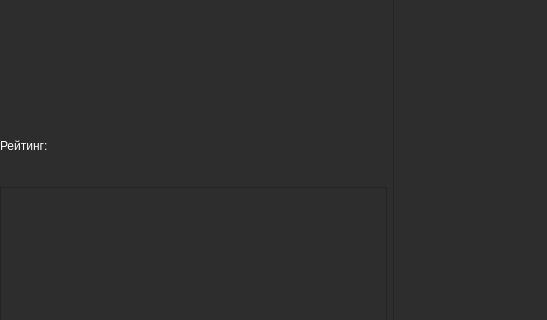
Qt form form/desu_info.ui (brandonzorn/Nlight) before a commit; both pictures show x 0 to 547 and y 136 to 456 of the 780 by 564 pixel window.
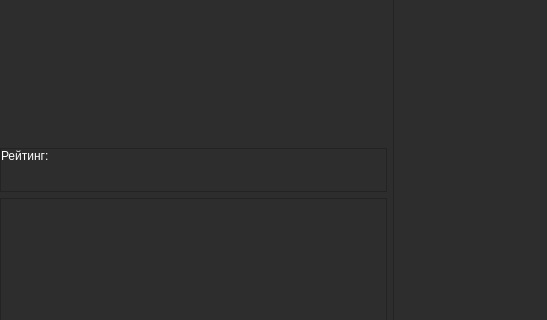
The same form after that commit. Icons and pictures are not drawn.

Patch:
```diff
--- a/form/desu_info.ui
+++ b/form/desu_info.ui
@@ -207,7 +207,41 @@
        <item>
         <layout class="QHBoxLayout" name="horizontalLayout_4">
          <item>
+          <spacer name="horizontalSpacer_2">
+           <property name="orientation">
+            <enum>Qt::Horizontal</enum>
+           </property>
+           <property name="sizeHint" stdset="0">
+            <size>
+             <width>40</width>
+             <height>20</height>
+            </size>
+           </property>
+          </spacer>
+         </item>
+        </layout>
+       </item>
+       <item>
+        <widget class="QFrame" name="rate_frame">
+         <property name="frameShape">
+          <enum>QFrame::StyledPanel</enum>
+         </property>
+         <property name="frameShadow">
+          <enum>QFrame::Raised</enum>
+         </property>
           <layout class="QVBoxLayout" name="verticalLayout_3">
+          <property name="leftMargin">
+           <number>0</number>
+          </property>
+          <property name="topMargin">
+           <number>0</number>
+          </property>
+          <property name="rightMargin">
+           <number>0</number>
+          </property>
+          <property name="bottomMargin">
+           <number>0</number>
+          </property>
            <item>
             <widget class="QLabel" name="rate">
              <property name="text">
@@ -301,12 +335,8 @@
                </property>
               </widget>
              </item>
-            </layout>
-           </item>
-          </layout>
-         </item>
          <item>
-          <spacer name="horizontalSpacer_2">
+             <spacer name="horizontalSpacer_5">
            <property name="orientation">
             <enum>Qt::Horizontal</enum>
            </property>
@@ -319,6 +349,9 @@
           </spacer>
          </item>
         </layout>
+          </item>
+         </layout>
+        </widget>
        </item>
        <item>
         <widget class="QTextEdit" name="description">
```
Left out of the diff: 4 changed lines with no effect on the pictures. Lines whose indentation alone changed are shown as unchanged.
